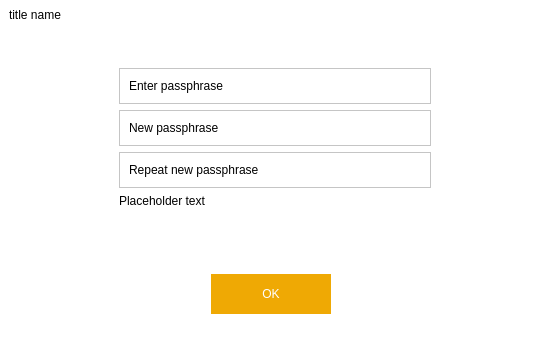
The window that src/qt/forms/askpassphrasedialog.ui (MassGrid/MassGrid) describes before a commit, drawn with Qt 5.
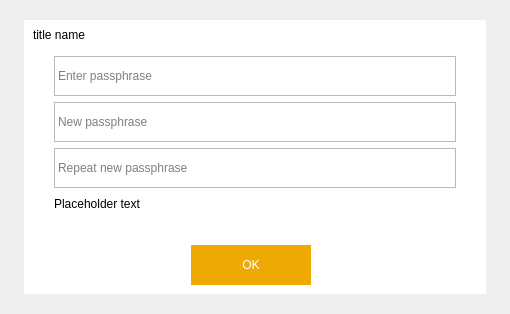
The same window after the commit. Icons and pictures are not drawn.

```diff
--- a/src/qt/forms/askpassphrasedialog.ui
+++ b/src/qt/forms/askpassphrasedialog.ui
@@ -6,8 +6,8 @@
    <rect>
     <x>0</x>
     <y>0</y>
-    <width>550</width>
-    <height>356</height>
+    <width>510</width>
+    <height>314</height>
    </rect>
   </property>
   <property name="sizePolicy">
@@ -18,21 +18,77 @@
   </property>
   <property name="minimumSize">
    <size>
-    <width>550</width>
+    <width>0</width>
     <height>0</height>
    </size>
   </property>
+  <property name="maximumSize">
+   <size>
+    <width>16777215</width>
+    <height>500</height>
+   </size>
+  </property>
   <property name="windowTitle">
    <string>Passphrase Dialog</string>
   </property>
   <property name="styleSheet">
-   <string notr="true">QWidget{
-	background-color: rgb(255, 255, 255);
+   <string notr="true"/>
+  </property>
+  <layout class="QGridLayout" name="gridLayout_2">
+   <property name="leftMargin">
+    <number>0</number>
+   </property>
+   <property name="topMargin">
+    <number>0</number>
+   </property>
+   <property name="rightMargin">
+    <number>0</number>
+   </property>
+   <property name="bottomMargin">
+    <number>0</number>
+   </property>
+   <item row="0" column="0">
+    <widget class="QWidget" name="centerWin" native="true">
+     <property name="styleSheet">
+      <string notr="true">QWidget#centerWin{
+	border-image: url(:/pic/res/pic/dlgBackgroud.png);
 }
 QLineEdit{
 border:hidden;
 background-color:rgb(255,255,255,0);
-}</string>
+}
+QFrame#mainframe{
+border:hidden;
+	background-color: rgb(255, 255, 255);
+}
+</string>
+     </property>
+     <layout class="QGridLayout" name="gridLayout_3">
+      <property name="leftMargin">
+       <number>24</number>
+      </property>
+      <property name="topMargin">
+       <number>20</number>
+      </property>
+      <property name="rightMargin">
+       <number>24</number>
+      </property>
+      <property name="bottomMargin">
+       <number>20</number>
+      </property>
+      <item row="0" column="0">
+       <widget class="QFrame" name="mainframe">
+        <property name="styleSheet">
+         <string notr="true">QFrame#frame_10,QFrame#frame_2,QFrame#frame_3,QFrame#frame{
+	border:1px solid rgb(186, 186, 186);
+}
+</string>
+        </property>
+        <property name="frameShape">
+         <enum>QFrame::StyledPanel</enum>
+        </property>
+        <property name="frameShadow">
+         <enum>QFrame::Raised</enum>
   </property>
   <layout class="QVBoxLayout" name="verticalLayout_2">
    <property name="leftMargin">
@@ -44,9 +100,6 @@
    <property name="rightMargin">
     <number>0</number>
    </property>
-   <property name="bottomMargin">
-    <number>9</number>
-   </property>
    <item>
     <layout class="QHBoxLayout" name="horizontalLayout_5">
      <property name="leftMargin">
@@ -102,10 +155,22 @@
    </item>
    <item>
     <layout class="QGridLayout" name="gridLayout">
-     <item row="1" column="1">
+           <property name="leftMargin">
+            <number>30</number>
+           </property>
+           <property name="rightMargin">
+            <number>30</number>
+           </property>
+           <item row="0" column="0">
       <layout class="QVBoxLayout" name="verticalLayout">
        <item>
         <widget class="QFrame" name="frame">
+               <property name="minimumSize">
+                <size>
+                 <width>400</width>
+                 <height>40</height>
+                </size>
+               </property>
          <property name="frameShape">
           <enum>QFrame::StyledPanel</enum>
          </property>
@@ -113,24 +178,26 @@
           <enum>QFrame::Raised</enum>
          </property>
          <layout class="QHBoxLayout" name="horizontalLayout">
-          <item>
-           <widget class="QLabel" name="passLabel1">
-            <property name="minimumSize">
-             <size>
-              <width>180</width>
-              <height>0</height>
-             </size>
-            </property>
-            <property name="text">
-             <string>Enter passphrase</string>
-            </property>
-           </widget>
-          </item>
+                <property name="leftMargin">
+                 <number>1</number>
+                </property>
+                <property name="topMargin">
+                 <number>1</number>
+                </property>
+                <property name="rightMargin">
+                 <number>1</number>
+                </property>
+                <property name="bottomMargin">
+                 <number>1</number>
+                </property>
           <item>
            <widget class="QLineEdit" name="passEdit1">
             <property name="echoMode">
              <enum>QLineEdit::Password</enum>
             </property>
+                  <property name="placeholderText">
+                   <string>Enter passphrase</string>
+                  </property>
            </widget>
           </item>
          </layout>
@@ -138,6 +205,12 @@
        </item>
        <item>
         <widget class="QFrame" name="frame_2">
+               <property name="minimumSize">
+                <size>
+                 <width>0</width>
+                 <height>40</height>
+                </size>
+               </property>
          <property name="frameShape">
           <enum>QFrame::StyledPanel</enum>
          </property>
@@ -145,24 +218,26 @@
           <enum>QFrame::Raised</enum>
          </property>
          <layout class="QHBoxLayout" name="horizontalLayout_2">
-          <item>
-           <widget class="QLabel" name="passLabel2">
-            <property name="minimumSize">
-             <size>
-              <width>180</width>
-              <height>0</height>
-             </size>
-            </property>
-            <property name="text">
-             <string>New passphrase</string>
-            </property>
-           </widget>
-          </item>
+                <property name="leftMargin">
+                 <number>1</number>
+                </property>
+                <property name="topMargin">
+                 <number>1</number>
+                </property>
+                <property name="rightMargin">
+                 <number>1</number>
+                </property>
+                <property name="bottomMargin">
+                 <number>1</number>
+                </property>
           <item>
            <widget class="QLineEdit" name="passEdit2">
             <property name="echoMode">
              <enum>QLineEdit::Password</enum>
             </property>
+                  <property name="placeholderText">
+                   <string>New passphrase</string>
+                  </property>
            </widget>
           </item>
          </layout>
@@ -170,6 +245,12 @@
        </item>
        <item>
         <widget class="QFrame" name="frame_3">
+               <property name="minimumSize">
+                <size>
+                 <width>0</width>
+                 <height>40</height>
+                </size>
+               </property>
          <property name="frameShape">
           <enum>QFrame::StyledPanel</enum>
          </property>
@@ -177,24 +258,26 @@
           <enum>QFrame::Raised</enum>
          </property>
          <layout class="QHBoxLayout" name="horizontalLayout_3">
-          <item>
-           <widget class="QLabel" name="passLabel3">
-            <property name="minimumSize">
-             <size>
-              <width>180</width>
-              <height>0</height>
-             </size>
-            </property>
-            <property name="text">
-             <string>Repeat new passphrase</string>
-            </property>
-           </widget>
-          </item>
+                <property name="leftMargin">
+                 <number>1</number>
+                </property>
+                <property name="topMargin">
+                 <number>1</number>
+                </property>
+                <property name="rightMargin">
+                 <number>1</number>
+                </property>
+                <property name="bottomMargin">
+                 <number>1</number>
+                </property>
           <item>
            <widget class="QLineEdit" name="passEdit3">
             <property name="echoMode">
              <enum>QLineEdit::Password</enum>
             </property>
+                  <property name="placeholderText">
+                   <string>Repeat new passphrase</string>
+                  </property>
            </widget>
           </item>
          </layout>
@@ -229,19 +312,6 @@
          </property>
         </widget>
        </item>
-       <item>
-        <spacer name="verticalSpacer_2">
-         <property name="orientation">
-          <enum>Qt::Vertical</enum>
-         </property>
-         <property name="sizeHint" stdset="0">
-          <size>
-           <width>20</width>
-           <height>40</height>
-          </size>
-         </property>
-        </spacer>
-       </item>
        <item>
         <layout class="QHBoxLayout" name="horizontalLayout_6">
          <property name="rightMargin">
@@ -308,72 +378,13 @@
        </item>
       </layout>
      </item>
-     <item row="1" column="2">
-      <spacer name="horizontalSpacer_2">
-       <property name="orientation">
-        <enum>Qt::Horizontal</enum>
-       </property>
-       <property name="sizeHint" stdset="0">
-        <size>
-         <width>40</width>
-         <height>20</height>
-        </size>
-       </property>
-      </spacer>
-     </item>
-     <item row="0" column="1">
-      <spacer name="verticalSpacer">
-       <property name="orientation">
-        <enum>Qt::Vertical</enum>
-       </property>
-       <property name="sizeHint" stdset="0">
-        <size>
-         <width>20</width>
-         <height>40</height>
-        </size>
-       </property>
-      </spacer>
-     </item>
-     <item row="1" column="0">
-      <spacer name="horizontalSpacer">
-       <property name="orientation">
-        <enum>Qt::Horizontal</enum>
-       </property>
-       <property name="sizeHint" stdset="0">
-        <size>
-         <width>40</width>
-         <height>20</height>
-        </size>
-       </property>
-      </spacer>
-     </item>
-     <item row="2" column="1">
-      <spacer name="verticalSpacer_4">
-       <property name="orientation">
-        <enum>Qt::Vertical</enum>
-       </property>
-       <property name="sizeHint" stdset="0">
-        <size>
-         <width>20</width>
-         <height>40</height>
-        </size>
-       </property>
-      </spacer>
-     </item>
-    </layout>
-   </item>
-   <item>
-    <spacer name="verticalSpacer_3">
-     <property name="orientation">
-      <enum>Qt::Vertical</enum>
-     </property>
-     <property name="sizeHint" stdset="0">
-      <size>
-       <width>20</width>
-       <height>40</height>
-      </size>
-     </property>
-    </spacer>
+          </layout>
+         </item>
+        </layout>
+       </widget>
+      </item>
+     </layout>
+    </widget>
    </item>
   </layout>
  </widget>
```
Lines whose indentation alone changed are shown as unchanged.
